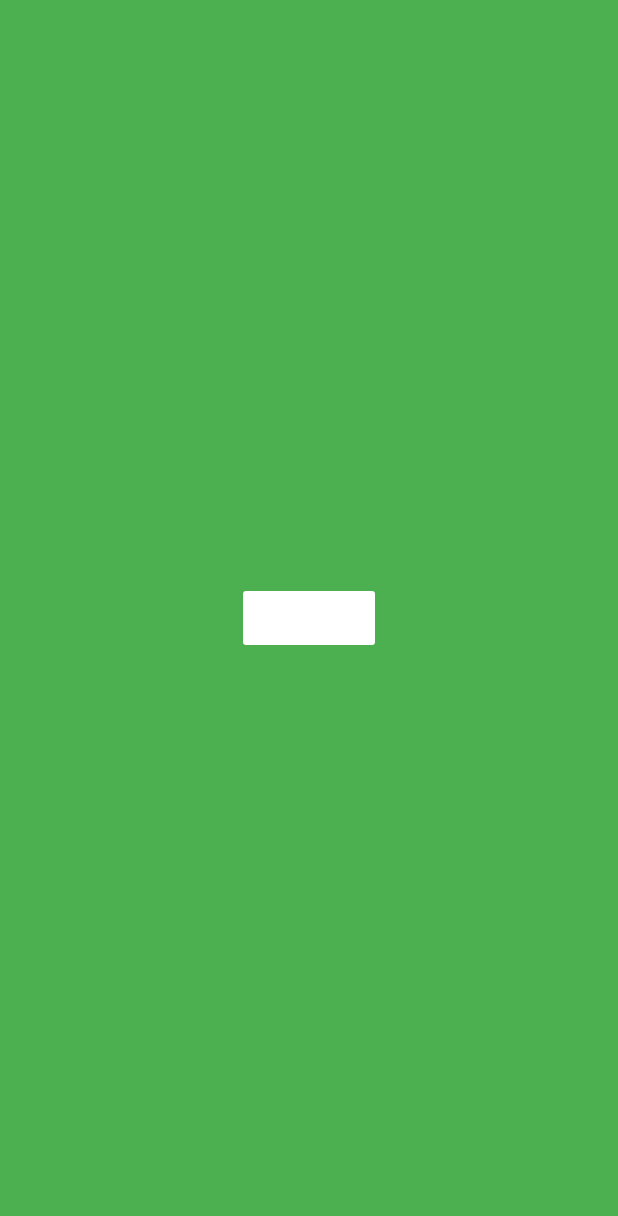
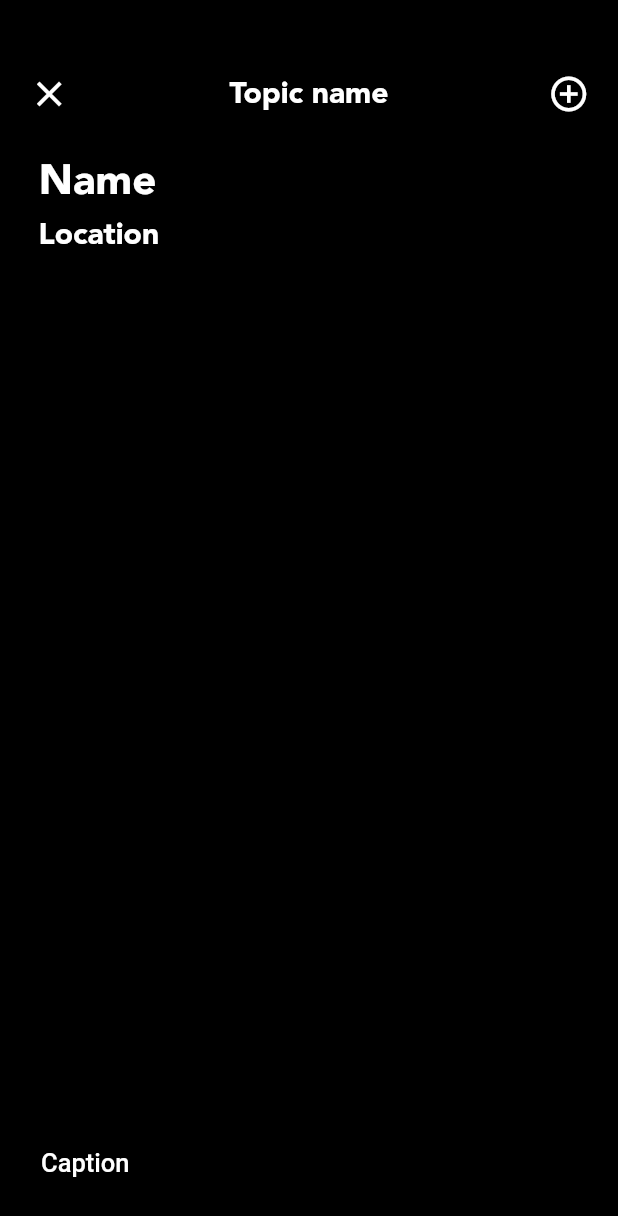
Before and after one commit to Sycleapp/sycle, a Flutter app: the ResponseScreen screen opened by its route, on a phone screen of 412 x 824 dp. Shown: the top 1216 px of the screen. Run offline on Flutter 3.47's test engine with Material 2 defaults, Android fonts, the phone set to English and light mode, and no system bars; our stand-ins replace camera, cloud_firestore, firebase_analytics, firebase_auth, font_awesome_flutter, google_sign_in and 2 more; accounts and stored records are empty.

Commit message:
UI for responces

```diff
--- a/lib/main.dart
+++ b/lib/main.dart
@@ -9,6 +9,7 @@ class MyApp extends StatelessWidget {
   @override
   Widget build(BuildContext context) {
     return MaterialApp(
+      debugShowCheckedModeBanner: false,
         // Firebase Analytics
         navigatorObservers: [
           FirebaseAnalyticsObserver(analytics: FirebaseAnalytics()),
@@ -20,6 +21,7 @@ class MyApp extends StatelessWidget {
           '/profile': (context) => ProfileScreen(),
           '/activity': (context) => ActivityScreen(),
           '/responces': (context) => ResponseScreen(),
+          '/camera': (context) => CameraExampleHome(),
         }
     );
   }
--- a/lib/screens/activity.dart
+++ b/lib/screens/activity.dart
@@ -21,7 +21,7 @@ class _ActivityScreenState extends State<ActivityScreen> {
          style: TextStyle(
            color: Colors.black,
            fontFamily: "Avenir",
-          fontWeight: FontWeight.w600,
+          fontWeight: FontWeight.w900,
          ),
         ),
       )
--- a/lib/screens/responses.dart
+++ b/lib/screens/responses.dart
@@ -1,5 +1,7 @@
 //This is the UI for the responces for a story
+import 'package:Sycle/screens/screens.dart';
 import 'package:Sycle/shared/scale_route.dart';
+import 'package:font_awesome_flutter/font_awesome_flutter.dart';
 import 'package:flutter/material.dart';
 
 class ResponseScreen extends StatefulWidget {
@@ -10,27 +12,122 @@ class ResponseScreen extends StatefulWidget {
 class _ResponseScreenState extends State<ResponseScreen> {
   @override
   Widget build(BuildContext context) {
-    return Container(
-      color: Colors.white,
-    child: Dismissible(
-    direction: DismissDirection.vertical,
-    key: Key('key'),
-    onDismissed: (_) => Navigator.pop(context, ScaleRoute(page: ResponseScreen())),
-      child: Container(
-      color: Colors.green,
-        child: Center(
-          child: FlatButton(
-          child: Text('Camera',
-          style: TextStyle(
-            color: Colors.white
+    return Scaffold(
+      body: Container(
+        //Video playback
+        color: Colors.black,
+      child: Column(
+        children: <Widget>[
+          Container(
+            //topBar
+            color: Colors.black,
+            height: 100,
+            child: Expanded(child: Row(children: <Widget>[
+              Container(
+                margin: new EdgeInsets.all(1),
+                width: 100,
+                color: Colors.black,
+                child: IconButton(
+                  icon: Icon(Icons.close),
+                  iconSize: 28,
+                  color: Colors.white,
+                  onPressed: () {
+                    {
+                  Navigator.pop(context);
+                    }
+                  },
+                ),
+                alignment: Alignment(-0.7, 0.5),
+              ),
+              Expanded(
+                child: Container(
+                  margin: new EdgeInsets.all(1),
+                  color: Colors.black,
+                  child: Text('Topic name',
+                style: TextStyle(
+                  fontFamily: 'Avenir',
+                fontWeight: FontWeight.w600,
+                fontSize: 20,
+                color: Colors.white),
+                ),
+                alignment: Alignment(0, 0.35),
+                  )),
+              Container(
+                margin: new EdgeInsets.all(1),
+                width: 100,
+                color: Colors.black,
+                child: IconButton(
+                  icon: Icon(Icons.add_circle_outline),
+                  color: Colors.white,
+                  iconSize: 28,
+                  onPressed: () {
+                    {
+                  Navigator.pushNamed(context, '/camera');
+                    }
+                  },
+                ),
+                alignment: Alignment(.7, 0.5),
+              )
+            ],
+            )
+            )
           ),
+          //User Responce info (Name and Location)
+          Container(
+            margin: new EdgeInsets.all(1),
+            color: Colors.black,
+            height: 30,
+            child: Text('Name',
+            style: TextStyle(
+              color: Colors.white,
+              fontWeight: FontWeight.w900,
+              fontFamily: 'Avenir',
+              fontSize: 28
+              )),
+              alignment: Alignment(-.85, 0.5),
           ),
-          color: Colors.white,
-          onPressed: () => Navigator.push(context, ScaleRoute(page: ResponseScreen())),
+          Container(
+            margin: new EdgeInsets.all(1),
+            color: Colors.black,
+            height: 40,
+            child: Text('Location',
+            style: TextStyle(
+              color: Colors.white,
+              fontWeight: FontWeight.w600,
+              fontFamily: 'Avenir',
+              fontSize: 20
+              )),
+              alignment: Alignment(-.85, 0.5),
+          ),
+          //Safe Area
+          Expanded(child: Column(children: <Widget>[
+            Container(
+              margin: new EdgeInsets.all(1),
+              width: 414,
+              color: Colors.black,
+            )
+          ],)),
+          //Bottom UI
+          Container(
+            margin: new EdgeInsets.all(1),
+            height: 90,
+            color: Colors.black,
+            child: Text('Caption',
+            style: TextStyle(
+              color: Colors.white,
+              fontWeight: FontWeight.w500,
+              fontSize: 17
+              ),
+            ),
+            alignment: Alignment(-.85, 0.5),
+          ),
+          Container(
+            margin: new EdgeInsets.all(10),
+          )
+        ],
+
         ),
-        )
       )
-    )
-    );
+      );
   }
 }
--- a/pubspec.yaml
+++ b/pubspec.yaml
@@ -41,6 +41,7 @@ dev_dependencies:
 
   camera: ^0.5.7+4
   video_player: ^0.10.8+1
+  path: ^1.6.4
 
   share: ^0.6.3+6
 
```
Also changed, not shown: pubspec.lock, 2 other files.
